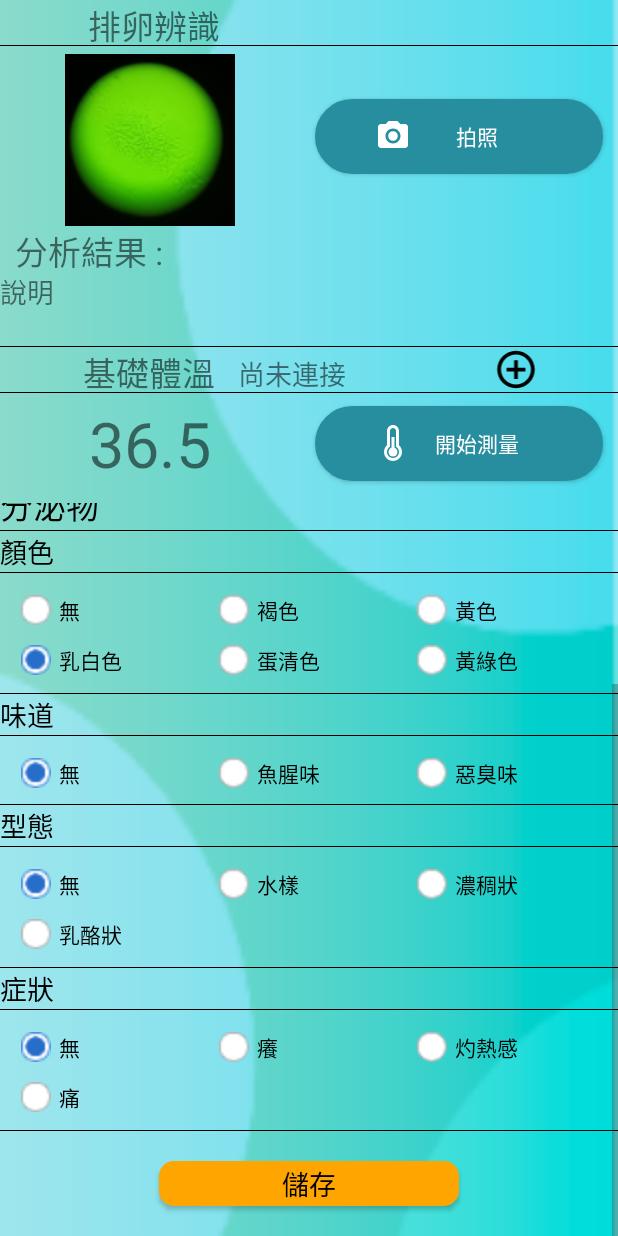
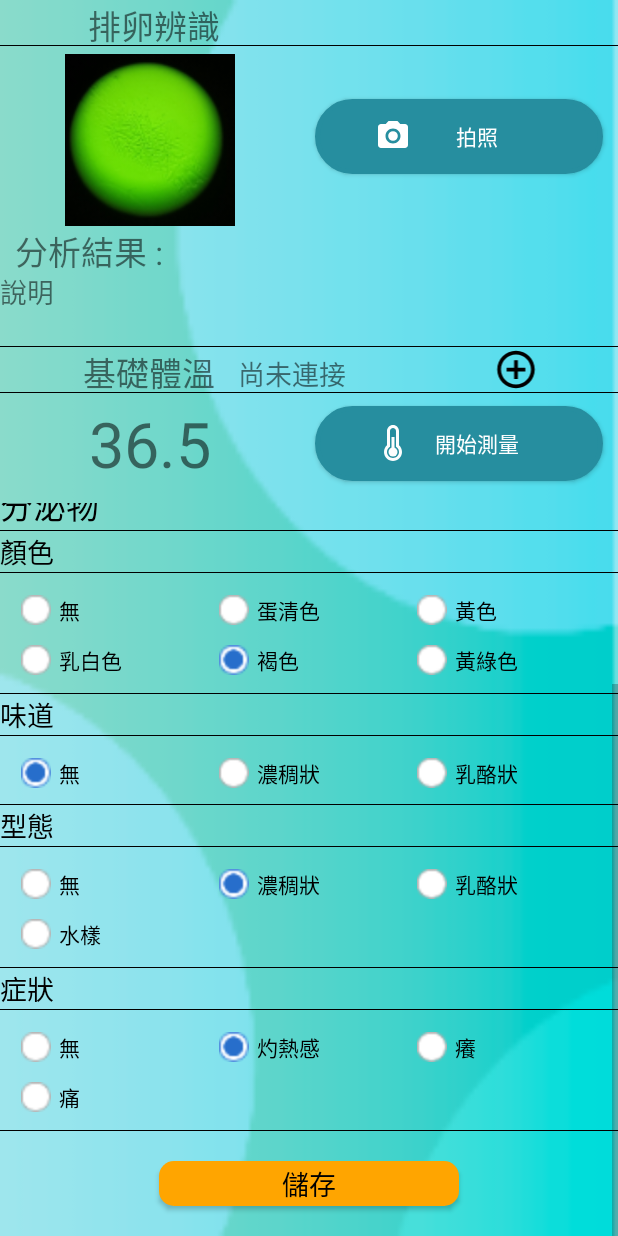
Before and after one commit to alfayu6799/YHYHealthy, an Android app: the PeriodActivity screen opened directly, with no data from a screen before it, scrolled down 160 dp, on a phone screen of 412 x 824 dp. Run offline under Robolectric (Android 15) with nearby library versions, the phone set to English and light mode, and no system bars; pictures from the network do not load.

Commit message:
add enum for secretion

```diff
--- a/app/src/main/assets/menstruation_record_0108.json
+++ b/app/src/main/assets/menstruation_record_0108.json
@@ -13,9 +13,9 @@
             "intercourse": false
         },
         "secretions": {
-            "color": "milky",
+            "color": "brown",
             "secretionType": "viscous",
-            "smell": "fishy-smell",
+            "smell": "none",
             "symptom": "burning"
         },
         "ovuRate": {
--- a/app/src/main/java/com/example/yhyhealthydemo/OvulationActivity.java
+++ b/app/src/main/java/com/example/yhyhealthydemo/OvulationActivity.java
@@ -21,7 +21,6 @@ import android.widget.ScrollView;
 import android.widget.TextView;
 import android.widget.Toast;
 import com.example.yhyhealthydemo.datebase.Menstruation;
-import com.example.yhyhealthydemo.datebase.MenstruationRecord;
 import com.github.mikephil.charting.charts.LineChart;
 import com.github.mikephil.charting.components.XAxis;
 import com.github.mikephil.charting.components.YAxis;
--- a/app/src/main/java/com/example/yhyhealthydemo/PeriodActivity.java
+++ b/app/src/main/java/com/example/yhyhealthydemo/PeriodActivity.java
@@ -40,35 +40,24 @@ import android.widget.TextView;
 import android.widget.Toast;
 
 import com.example.yhyhealthydemo.adapter.ColorAdapter;
-import com.example.yhyhealthydemo.adapter.GridViewAdapter;
 import com.example.yhyhealthydemo.adapter.SecretionTypeAdapter;
 import com.example.yhyhealthydemo.adapter.SymptomAdapter;
 import com.example.yhyhealthydemo.adapter.TasteAdapter;
-import com.example.yhyhealthydemo.datebase.MenstruationRecord;
+import com.example.yhyhealthydemo.module.MenstruationRecord;
+import com.example.yhyhealthydemo.module.RecordSymptom;
+import com.example.yhyhealthydemo.module.RecordTaste;
+import com.example.yhyhealthydemo.module.RecordType;
 import com.example.yhyhealthydemo.tools.MyGridView;
-
-import org.json.JSONArray;
-import org.json.JSONException;
-import org.json.JSONObject;
+import com.example.yhyhealthydemo.module.RecordColor;
 
 import java.io.File;
 import java.io.IOException;
 import java.io.InputStream;
 import java.io.UnsupportedEncodingException;
 import java.nio.charset.StandardCharsets;
-import java.text.ParseException;
 import java.text.SimpleDateFormat;
 import java.util.ArrayList;
-import java.util.Date;
 import java.util.UUID;
-
-import okhttp3.Call;
-import okhttp3.Callback;
-import okhttp3.MediaType;
-import okhttp3.OkHttpClient;
-import okhttp3.Request;
-import okhttp3.RequestBody;
-import okhttp3.Response;
 
 import static android.Manifest.permission.ACCESS_COARSE_LOCATION;
 import static android.Manifest.permission.ACCESS_FINE_LOCATION;
@@ -125,28 +114,25 @@ public class PeriodActivity extends AppCompatActivity implements View.OnClickLis
     //使用者自行輸入區
     MyGridView gridViewColor, gridViewTaste, gridViewType, gridViewSymptom;
     EditText   weight;    //體重
-    String ColorId = "0";
-    String TasteId = "0";
-    String TypeId  = "0";
-    String SympId  = "0";
+
 
     private Switch bleeding, breastPain, intercourse;
 
     //Api
     private MenstruationRecord record;
 
-    //時間
+    //日期格式
     SimpleDateFormat sdf;
 
-    //
+    //顏色,氣味,症狀,型態 Adapter
     private SymptomAdapter sAdapter;
     private SecretionTypeAdapter tAdapter;
     private TasteAdapter aAdapter;
     private ColorAdapter cAdapter;
-    private String[] types;
-    private String[] symps;
-    private String[] taste;
-    private String[] colors;
+    private String[] types;  //型態
+    private String[] symps;  //症狀
+    private String[] taste;  //氣味
+    private String[] colors; //顏色
 
     @Override
     protected void onCreate(Bundle savedInstanceState) {
@@ -155,8 +141,10 @@ public class PeriodActivity extends AppCompatActivity implements View.OnClickLis
 
         path = getIntent().getStringExtra("path");
 
+        //日期格式
         sdf = new SimpleDateFormat("yyyy-MM-dd");
 
+        //init
         initView();
 
         //取的來自OvulationActivity的資料
@@ -220,7 +208,7 @@ public class PeriodActivity extends AppCompatActivity implements View.OnClickLis
 
     //症狀
     private void setSymptomData() {
-        symps = new String[]{ getString(R.string.normal), getString(R.string.allergy), getString(R.string.hot),
+        symps = new String[]{ getString(R.string.normal), getString(R.string.hot),getString(R.string.allergy),
                 getString(R.string.pain)};
 
         sAdapter = new SymptomAdapter(this);
@@ -232,16 +220,14 @@ public class PeriodActivity extends AppCompatActivity implements View.OnClickLis
             public void onItemClick(AdapterView<?> arg0, View arg1, int position, long arg3) {
                 sAdapter.setSelection(position);   //傳直更新
                 sAdapter.notifyDataSetChanged();
-                Log.d(TAG, "onItemClick: setSymptomData = " + position);
-                SympId = "4" + position;
             }
         });
     }
 
     //型態
     private void setTypeData() {
-        types = new String[]{ getString(R.string.normal), getString(R.string.liquid), getString(R.string.thick),
-                        getString(R.string.liquid_milky)};
+        types = new String[]{ getString(R.string.normal), getString(R.string.thick),
+                        getString(R.string.liquid_milky), getString(R.string.liquid)};
 
         tAdapter = new SecretionTypeAdapter(this);
 
@@ -252,8 +238,6 @@ public class PeriodActivity extends AppCompatActivity implements View.OnClickLis
             public void onItemClick(AdapterView<?> arg0, View arg1, int position, long arg3) {
                 tAdapter.setSelection(position);   //傳值更新
                 tAdapter.notifyDataSetChanged();
-                Log.d(TAG, "onItemClick: setTypeData = " + position);
-                TypeId = "3" + position;
             }
         });
     }
@@ -270,15 +254,13 @@ public class PeriodActivity extends AppCompatActivity implements View.OnClickLis
             public void onItemClick(AdapterView<?> arg0, View arg1, int position, long arg3) {
                 aAdapter.setSelection(position);   //傳直更新
                 aAdapter.notifyDataSetChanged();
-                Log.d(TAG, "onItemClick: setTasteDate = " + position);
-                TasteId = "2" + position;
             }
         });
     }
 
     private void setColorData() {
-        colors = new String[]{ getString(R.string.normal), getString(R.string.brown), getString(R.string.yellow),
-                getString(R.string.milky), getString(R.string.white), getString(R.string.greenish_yellow)};
+        colors = new String[]{ getString(R.string.normal), getString(R.string.white), getString(R.string.yellow),
+                               getString(R.string.milky), getString(R.string.brown), getString(R.string.greenish_yellow)};
 
         cAdapter = new ColorAdapter(this);
 
@@ -290,8 +272,14 @@ public class PeriodActivity extends AppCompatActivity implements View.OnClickLis
             public void onItemClick(AdapterView<?> arg0, View arg1, int position, long arg3) {
                 cAdapter.setSelection(position);   //傳直更新
                 cAdapter.notifyDataSetChanged();
-                Log.d(TAG, "onItemClick: setColorData = " + position);
-                ColorId = "1" + position;
+//                switch (position){
+//                    case 0:
+//                        Log.d(TAG, "onItemClick: "+ colors[0]);
+//                        break;
+//                    case 1:
+//                        Log.d(TAG, "onItemClick: "+ colors[1]);
+//                        break;
+//                }
             }
         });
     }
@@ -328,9 +316,10 @@ public class PeriodActivity extends AppCompatActivity implements View.OnClickLis
                     gatt.writeCharacteristic(characteristic);
                 }
                 break;
-            case R.id.btnSaveSetting: //將資料上傳至後台
+            case R.id.btnSaveSetting: //將資料收集完後上傳至後台
                 Toast.makeText(this, getString(R.string.update_success), Toast.LENGTH_SHORT).show();
-                Log.d(TAG, "上傳的資料 = " + ColorId + "," + TasteId + "," + TypeId + "," + SympId);
+
+
                 finish();
                 break;
         }
@@ -687,6 +676,7 @@ public class PeriodActivity extends AppCompatActivity implements View.OnClickLis
     //向後台要求資料 2021/01/08 leona
     private void setRecordInfo(String selectDay) {
         String myJSONStr = loadJSONFromAsset("menstruation_record_0108.json");
+        parserJson(myJSONStr);
         /*
         new Thread() {
             @Override
@@ -738,34 +728,44 @@ public class PeriodActivity extends AppCompatActivity implements View.OnClickLis
             }
         }.start();
         */
-
-        parserJson(myJSONStr);
     }
 
     //解析後台資料
     private void parserJson(String JsonResult) {
         record = MenstruationRecord.newInstance(JsonResult);
-//        String BeastPain = record.getStatus().getBeastPain();        //脹痛
-//        String Bleeding = record.getStatus().getBleeding();          //出血
-//        String Intercourse = record.getStatus().getIntercourse();    //行房
+
+        //脹痛,出血,行房
+        boolean BeastPain = record.getStatus().isBreastPain();
+        breastPain.setChecked(BeastPain);
+        boolean Bleeding = record.getStatus().isBleeding();
+        bleeding.setChecked(Bleeding);
+        boolean Intercourse = record.getStatus().isIntercourse();
+        intercourse.setChecked(Intercourse);
+
+       //顏色
         String secretionsColor = record.getSecretions().getColor();
-        Log.d(TAG, "parserJson: " + secretionsColor);
+        RecordColor recordColor = RecordColor.getColor(secretionsColor);
+        //String ColorTwName = recordColor.getTwName();
+        int pos_color = recordColor.getIndex();
+        cAdapter.setData(colors, pos_color);
 
-//        if(BeastPain.equals("Y")){
-//            breastPain.setChecked(true);
-//        }
-//
-//        if (Bleeding.equals("Y")){
-//            bleeding.setChecked(true);
-//        }
-//
-//        if (Intercourse.equals("Y")){
-//            intercourse.setChecked(true);
-//        }
+        //味道
+        String secretionsTaste = record.getSecretions().getSmell();
+        RecordTaste recordTaste = RecordTaste.getTaste(secretionsTaste);
+        int pos_taste = recordTaste.getIndex();
+        aAdapter.setData(types, pos_taste);
 
-        if (secretionsColor.equals("milky")){
-            cAdapter.setData(colors,3);
-        }
+        //型態
+        String secretionsType = record.getSecretions().getSecretionType();
+        RecordType recordType = RecordType.getType(secretionsType);
+        int pos_type = recordType.getIndex();
+        tAdapter.setData(types, pos_type);
+
+        //症狀
+        String secretionsSymptom = record.getSecretions().getSymptom();
+        RecordSymptom recordSymptom = RecordSymptom.getSymptom(secretionsSymptom);
+        int pos_symptom = recordSymptom.getIndex();
+        sAdapter.setData(symps,pos_symptom);
     }
 
     //讀取local json file
--- a/app/src/main/java/com/example/yhyhealthydemo/adapter/RecyclerViewAdapter.java
+++ b/app/src/main/java/com/example/yhyhealthydemo/adapter/RecyclerViewAdapter.java
@@ -25,9 +25,6 @@ public class RecyclerViewAdapter extends RecyclerView.Adapter<RecyclerViewAdapte
 
     private Context context;
     private List<Member> memberList;
-//    private Activity activity;
-
-//    private Handler handler = new Handler();
 
     private RecyclerViewListener listener;
 
--- /dev/null
+++ b/app/src/main/java/com/example/yhyhealthydemo/module/RecordColor.java
@@ -0,0 +1,48 @@
+package com.example.yhyhealthydemo.module;
+
+public enum RecordColor {
+    NONE("none","無","无",0),
+    EGGWHITE("egg-white","蛋清色","蛋清色",1),
+    YELLOW("yellow","黃色","黄色",2),
+    MILKY("milky","乳白色","乳白色",3),
+    BROWN("brown","褐色","褐色",4),
+    YELLOWGREEN("yellow-green","黃綠色","黄绿色",5);
+
+    RecordColor (String name, String twName, String cnName, int index){
+        this.name = name;
+        this.twName = twName;
+        this.cnName = cnName;
+        this.index = index;
+    }
+
+    private final String name;
+    private final String twName;
+    private final String cnName;
+    private final int index;
+
+    // 普通靜態方法方法 可通過列舉類直接呼叫
+    public static RecordColor getColor(String enName){
+        for (RecordColor color:values()){
+            if (color.getName().equals(enName)){
+                return color;
+            }
+        }
+        return null;
+    }
+
+    public String getName() {
+        return name;
+    }
+
+    public String getTwName() {
+        return twName;
+    }
+
+    public String getCnName() {
+        return cnName;
+    }
+
+    public int getIndex() {
+        return index;
+    }
+}
--- /dev/null
+++ b/app/src/main/java/com/example/yhyhealthydemo/module/RecordSymptom.java
@@ -0,0 +1,46 @@
+package com.example.yhyhealthydemo.module;
+
+public enum RecordSymptom {
+    NONE("none","無","无",0),
+    BURNING("burning","灼熱感","灼热感",1),
+    ITCHY("itchy","癢","痒",2),
+    PAINFUL("painful","痛","痛",3);
+
+    RecordSymptom(String name, String twName, String cnName, int index){
+        this.name = name;
+        this.twName = twName;
+        this.cnName = cnName;
+        this.index = index;
+    }
+
+    private final String name;
+    private final String twName;
+    private final String cnName;
+    private final int index;
+
+    // 普通靜態方法方法 可通過列舉類直接呼叫
+    public static RecordSymptom getSymptom(String enName){
+        for (RecordSymptom symptom:values()){
+            if (symptom.getName().equals(enName)){
+                return symptom;
+            }
+        }
+        return null;
+    }
+
+    public String getName() {
+        return name;
+    }
+
+    public String getTwName() {
+        return twName;
+    }
+
+    public String getCnName() {
+        return cnName;
+    }
+
+    public int getIndex() {
+        return index;
+    }
+}
--- /dev/null
+++ b/app/src/main/java/com/example/yhyhealthydemo/module/RecordTaste.java
@@ -0,0 +1,45 @@
+package com.example.yhyhealthydemo.module;
+
+public enum RecordTaste {
+    NONE("none","無","无",0),
+    FISHY("fishy-smell","魚腥味","鱼腥味",1),
+    MALODOROUS("malodorous","惡臭味","恶臭味",2);
+
+    RecordTaste(String name, String twName, String cnName, int index){
+        this.name = name;
+        this.twName = twName;
+        this.cnName = cnName;
+        this.index = index;
+    }
+
+    private final String name;
+    private final String twName;
+    private final String cnName;
+    private final int index;
+
+    // 普通靜態方法方法 可通過列舉類直接呼叫
+    public static RecordTaste getTaste(String enName){
+        for (RecordTaste taste:values()){
+            if (taste.getName().equals(enName)){
+                return taste;
+            }
+        }
+        return null;
+    }
+
+    public String getName() {
+        return name;
+    }
+
+    public String getTwName() {
+        return twName;
+    }
+
+    public String getCnName() {
+        return cnName;
+    }
+
+    public int getIndex() {
+        return index;
+    }
+}
--- /dev/null
+++ b/app/src/main/java/com/example/yhyhealthydemo/module/RecordType.java
@@ -0,0 +1,46 @@
+package com.example.yhyhealthydemo.module;
+
+public enum RecordType {
+    NONE("none","無","无",0),
+    VISCOUS("viscous","濃稠狀","浓稠状",1),
+    CHEESY("cheesy","乳酪狀","乳酪状",2),
+    WATERY("watery","水狀","",3);
+
+    RecordType(String name, String twName, String cnName, int index){
+        this.name = name;
+        this.twName = twName;
+        this.cnName = cnName;
+        this.index = index;
+    }
+
+    private final String name;
+    private final String twName;
+    private final String cnName;
+    private final int index;
+
+    // 普通靜態方法方法 可通過列舉類直接呼叫
+    public static RecordType getType(String enName){
+        for (RecordType type:values()){
+            if (type.getName().equals(enName)){
+                return type;
+            }
+        }
+        return null;
+    }
+
+    public String getName() {
+        return name;
+    }
+
+    public String getTwName() {
+        return twName;
+    }
+
+    public String getCnName() {
+        return cnName;
+    }
+
+    public int getIndex() {
+        return index;
+    }
+}
```
Also changed, not shown: app/src/main/java/com/example/yhyhealthydemo/module/MenstruationRecord.java (renamed from app/src/main/java/com/example/yhyhealthydemo/datebase/MenstruationRecord.java, +75 -28 lines), app/src/main/java/com/example/yhyhealthydemo/tools/OnRecyclerViewClickListener.java (deleted, +0 -8 lines), app/src/main/res/values/arrays.xml (+30 -4 lines).
